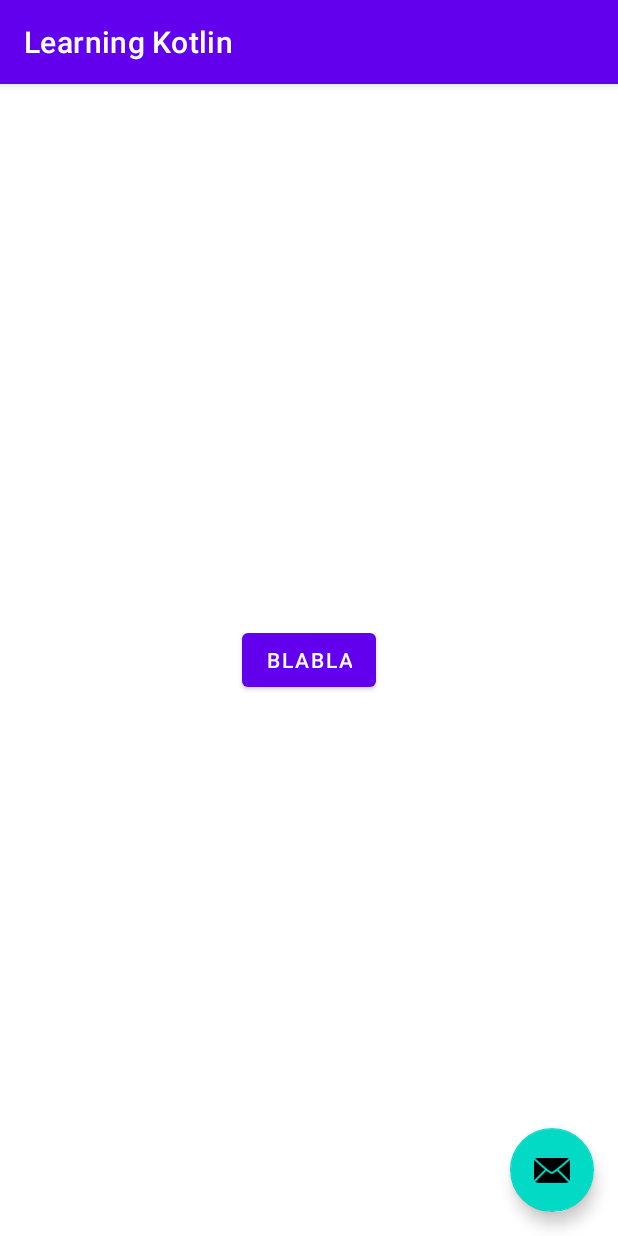
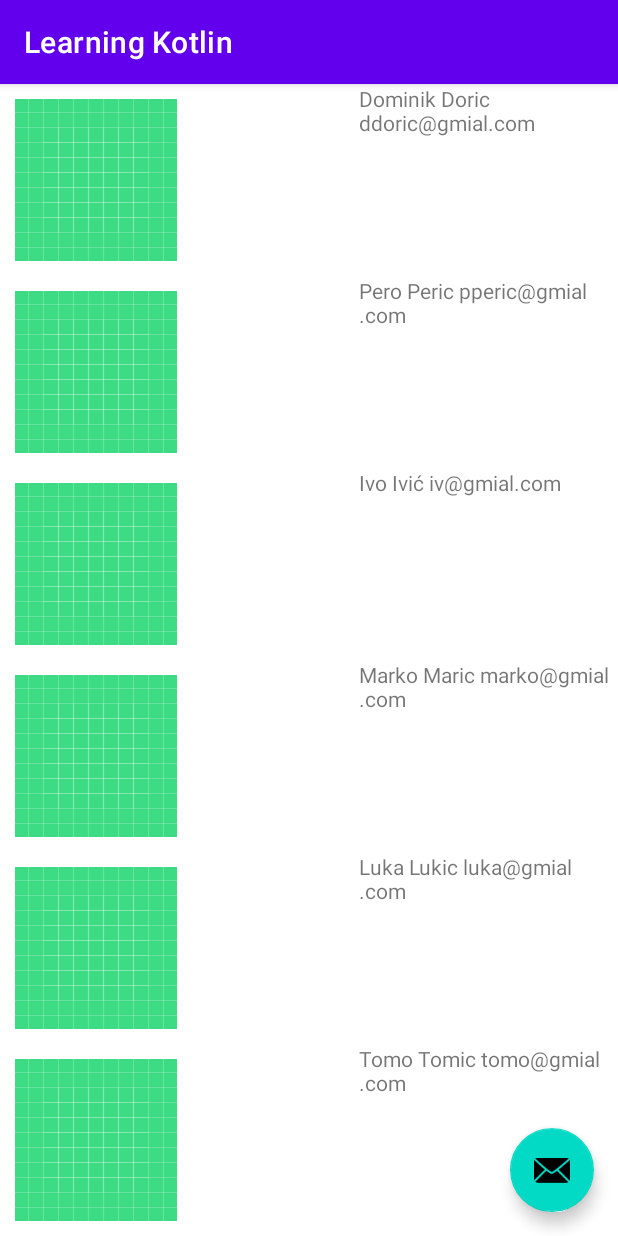
Before and after one commit to Dominik277/CountdownApp, an Android app: the screen it shows after launch (BasicActivity), on a phone screen of 412 x 824 dp. Run offline under Robolectric (Android 15) with nearby library versions, the phone set to English and light mode, and no system bars.

Commit message:
Dodano par stvari.

```diff
--- a/app/src/main/java/countdown/app/BasicActivity.kt
+++ b/app/src/main/java/countdown/app/BasicActivity.kt
@@ -14,9 +14,19 @@ class BasicActivity : AppCompatActivity() {
         setContentView(R.layout.activity_basic)
         setSupportActionBar(findViewById(R.id.toolbar))
 
+        val friends = listOf(
+                DataModel("Dominik","Doric","ddoric@gmial.com"),
+                DataModel("Pero","Peric","pperic@gmial.com"),
+                DataModel("Ivo","Ivić","iv@gmial.com"),
+                DataModel("Marko","Maric","marko@gmial.com"),
+                DataModel("Luka","Lukic","luka@gmial.com"),
+                DataModel("Tomo","Tomic","tomo@gmial.com"),
+                DataModel("Matej","Matejic","matej@gmial.com")
+        )
+
         recyclerView.apply {
             layoutManager = LinearLayoutManager(this@BasicActivity)
-            adapter = MyAdapter()
+            adapter = MyAdapter(friends)
         }
 
     }
--- /dev/null
+++ b/app/src/main/java/countdown/app/DataModel.kt
@@ -0,0 +1,7 @@
+package countdown.app
+
+data class DataModel (
+        val firstName: String,
+        val lastName: String,
+        val email: String
+)
--- a/app/src/main/java/countdown/app/MyAdapter.kt
+++ b/app/src/main/java/countdown/app/MyAdapter.kt
@@ -4,8 +4,9 @@ import android.view.LayoutInflater
 import android.view.View
 import android.view.ViewGroup
 import androidx.recyclerview.widget.RecyclerView
+import kotlinx.android.synthetic.main.my_row.view.*
 
-class MyAdapter : RecyclerView.Adapter<MyAdapter.ViewHolder>(){
+class MyAdapter(private val friends: List<DataModel>) : RecyclerView.Adapter<MyAdapter.ViewHolder>(){
 
 
     class ViewHolder (val view: View) : RecyclerView.ViewHolder(view)
@@ -18,10 +19,11 @@ class MyAdapter : RecyclerView.Adapter<MyAdapter.ViewHolder>(){
     }
 
     override fun onBindViewHolder(holder: ViewHolder, position: Int) {
-
+        val friend = friends[position]
+        holder.view.textView.text = "${friend.firstName} ${friend.lastName} ${friend.email}"
     }
 
-    override fun getItemCount() = 50
+    override fun getItemCount() = friends.size
 
 
 }
--- a/app/src/main/res/layout/my_row.xml
+++ b/app/src/main/res/layout/my_row.xml
@@ -1,16 +1,21 @@
 <?xml version="1.0" encoding="utf-8"?>
-<androidx.constraintlayout.widget.ConstraintLayout xmlns:android="http://schemas.android.com/apk/res/android"
+<LinearLayout
+    xmlns:android="http://schemas.android.com/apk/res/android"
     android:layout_width="match_parent"
-    android:layout_height="match_parent"
+    android:layout_height="wrap_content"
+    android:orientation="horizontal"
     xmlns:app="http://schemas.android.com/apk/res-auto">
 
-    <Button
+    <ImageView
+        android:id="@+id/image"
         android:layout_width="wrap_content"
         android:layout_height="wrap_content"
-        android:text="Blabla"
-        app:layout_constraintEnd_toEndOf="parent"
-        app:layout_constraintStart_toStartOf="parent"
-        app:layout_constraintTop_toTopOf="parent"
-        app:layout_constraintBottom_toBottomOf="parent"/>
+        android:padding="10dp"
+        android:src="@drawable/ic_launcher_background"/>
+    <TextView
+        android:id="@+id/textView"
+        android:layout_width="wrap_content"
+        android:layout_height="wrap_content"
+        android:layout_marginLeft="50pt"/>
 
-</androidx.constraintlayout.widget.ConstraintLayout>
+</LinearLayout>
```
